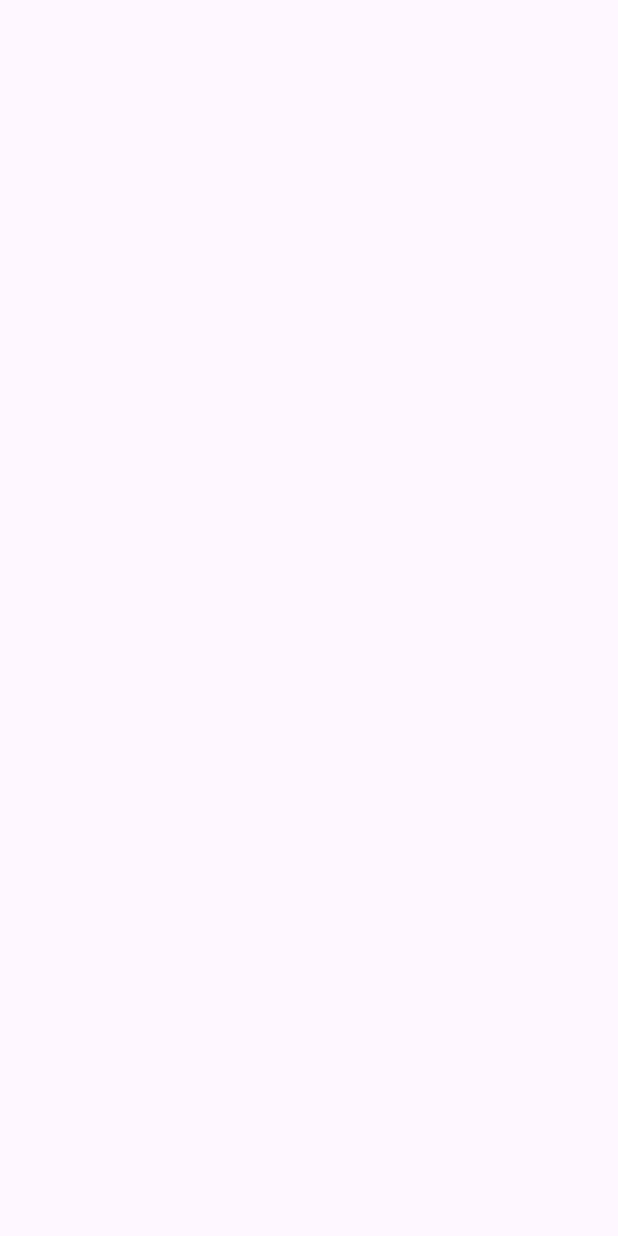
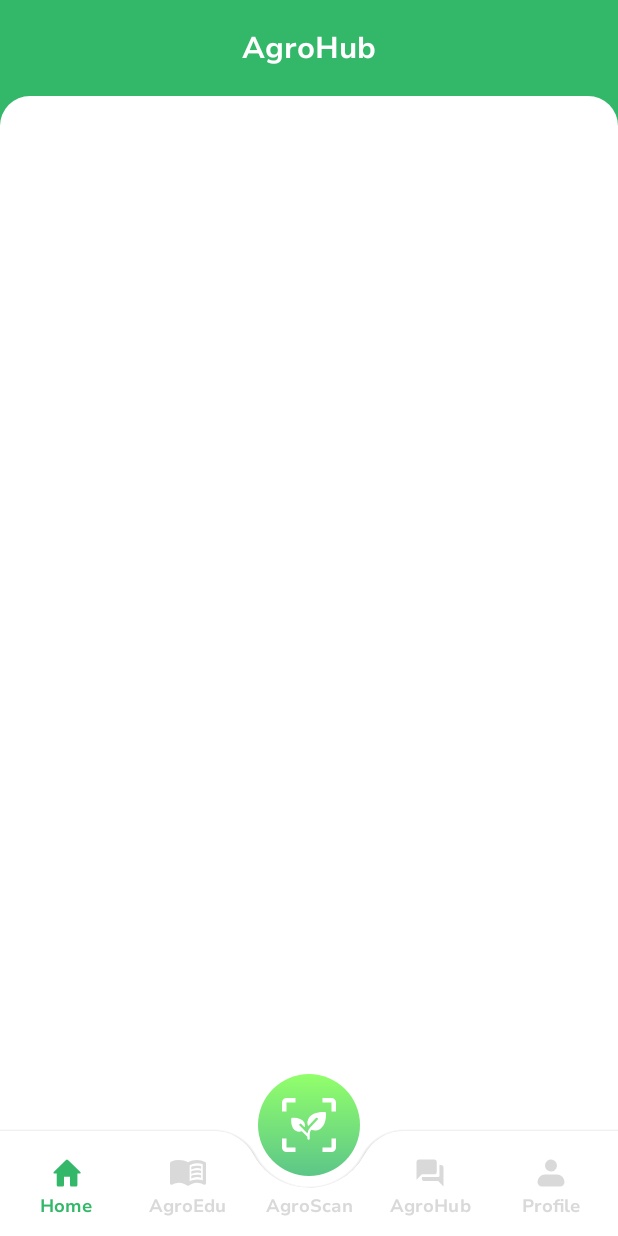
Before and after one commit to Agronify/Agronify, an Android app: the HubActivity screen opened directly, with no data from a screen before it, on a phone screen of 412 x 824 dp. Before the commit the screen is empty. Run offline under Robolectric (Android 15) with nearby library versions, the phone set to English and light mode, and no system bars.

Commit message:
`update` slice agrohub activity

```diff
--- a/app/src/main/res/layout/activity_hub.xml
+++ b/app/src/main/res/layout/activity_hub.xml
@@ -4,6 +4,86 @@
     xmlns:tools="http://schemas.android.com/tools"
     android:layout_width="match_parent"
     android:layout_height="match_parent"
-    tools:context=".view.activity.agro.hub.HubActivity">
+    android:background="@color/agronify_main"
+    tools:context=".view.activity.agro.hub.HubActivity"
+    tools:ignore="ContentDescription">
+
+    <com.google.android.material.appbar.AppBarLayout
+        android:id="@+id/app_bar"
+        android:layout_width="match_parent"
+        android:layout_height="wrap_content"
+        app:layout_constraintTop_toTopOf="parent"
+        app:layout_constraintStart_toStartOf="parent"
+        app:layout_constraintEnd_toEndOf="parent"
+        android:fitsSystemWindows="true">
+
+        <com.google.android.material.appbar.MaterialToolbar
+            android:id="@+id/top_app_bar"
+            android:layout_width="match_parent"
+            android:layout_height="?attr/actionBarSize"
+            android:background="@color/agronify_main"
+            app:titleCentered="true"
+            app:title="@string/title_agro_hub"
+            app:titleTextAppearance="@style/TextAppearance.App.TitleLarge"
+            app:titleTextColor="@color/agronify_white" />
+
+    </com.google.android.material.appbar.AppBarLayout>
+
+    <ImageView
+        android:id="@+id/main"
+        android:layout_width="match_parent"
+        android:layout_height="0dp"
+        android:background="@drawable/shape_rounded_top"
+        app:layout_constraintTop_toBottomOf="@id/app_bar"
+        app:layout_constraintBottom_toBottomOf="parent"
+        app:layout_constraintStart_toStartOf="parent"
+        app:layout_constraintEnd_toEndOf="parent" />
+
+    <androidx.coordinatorlayout.widget.CoordinatorLayout
+        android:layout_width="match_parent"
+        android:layout_height="match_parent"
+        app:layout_constraintStart_toStartOf="parent"
+        app:layout_constraintEnd_toEndOf="parent"
+        app:layout_constraintBottom_toBottomOf="parent">
+
+        <com.google.android.material.bottomappbar.BottomAppBar
+            android:id="@+id/bottom_app_bar"
+            android:layout_width="match_parent"
+            android:layout_height="70dp"
+            android:layout_gravity="bottom"
+            android:backgroundTint="@color/agronify_white"
+            style="?attr/bottomAppBarStyle">
+
+            <com.google.android.material.bottomnavigation.BottomNavigationView
+                android:id="@+id/bottom_navigation_view"
+                android:layout_width="match_parent"
+                android:layout_height="wrap_content"
+                android:background="@drawable/shape_transparent"
+                style="?attr/bottomNavigationStyle"
+                app:menu="@menu/bottom_navigation_menu" />
+
+        </com.google.android.material.bottomappbar.BottomAppBar>
+
+        <ImageView
+            android:layout_width="68dp"
+            android:layout_height="68dp"
+            android:background="@drawable/shape_scan"
+            app:layout_anchor="@id/fab_agro_scan"
+            app:layout_anchorGravity="center" />
+
+        <com.google.android.material.floatingactionbutton.FloatingActionButton
+            android:id="@+id/fab_agro_scan"
+            android:layout_width="wrap_content"
+            android:layout_height="wrap_content"
+            style="?attr/floatingActionButtonStyle"
+            app:elevation="0dp"
+            app:pressedTranslationZ="0dp"
+            app:backgroundTint="@android:color/transparent"
+            app:fabCustomSize="68dp"
+            app:maxImageSize="40dp"
+            app:srcCompat="@drawable/ic_scan"
+            app:layout_anchor="@id/bottom_app_bar" />
+
+    </androidx.coordinatorlayout.widget.CoordinatorLayout>
 
 </androidx.constraintlayout.widget.ConstraintLayout>
```
Also changed, not shown: app/src/main/res/layout/activity_edu.xml (+25 -20 lines).
